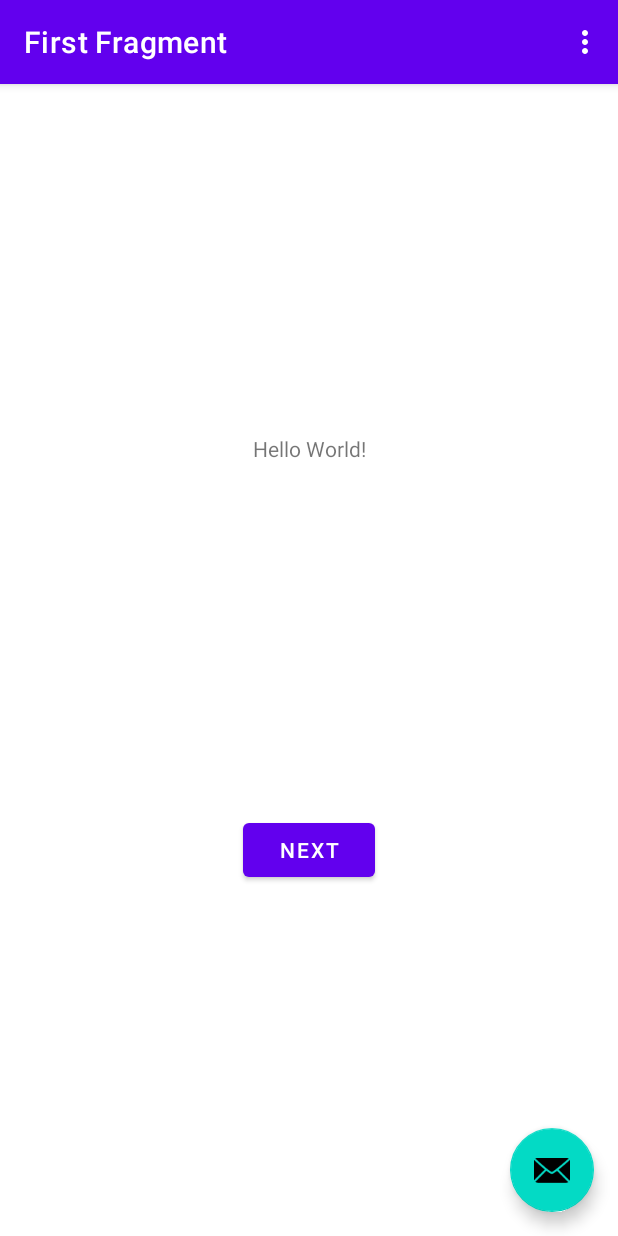
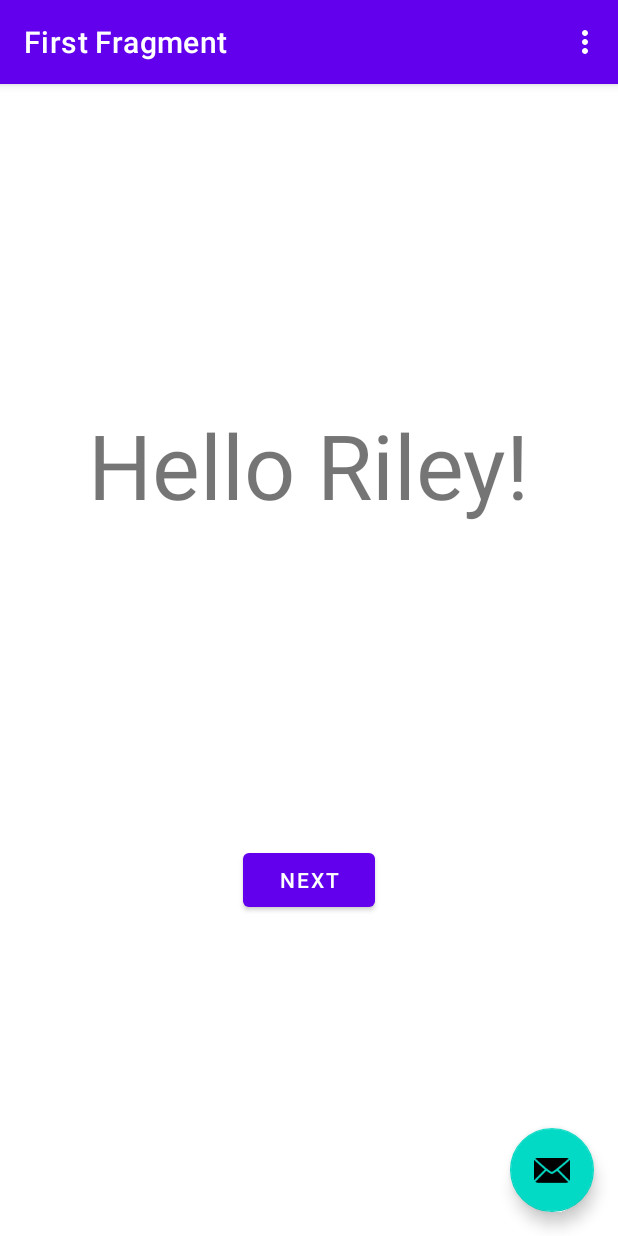
Before and after one commit to Riley-Cameron/Lab_1, an Android app: the screen it shows after launch (MainActivity), on a phone screen of 412 x 824 dp. Run offline under Robolectric (Android 15) with nearby library versions, the phone set to English and light mode, and no system bars; our stand-ins replace navigation-ui.

Commit message:
Welcome text changes

```diff
--- a/app/src/main/res/layout/fragment_first.xml
+++ b/app/src/main/res/layout/fragment_first.xml
@@ -11,12 +11,12 @@
         android:id="@+id/textview_first"
         android:layout_width="wrap_content"
         android:layout_height="wrap_content"
-        android:text="Hello World!"
-        app:layout_constraintTop_toTopOf="parent"
+        android:text="Hello Riley!"
+        android:textSize="60dp"
+        app:layout_constraintBottom_toTopOf="@id/button_first"
+        app:layout_constraintEnd_toEndOf="parent"
         app:layout_constraintStart_toStartOf="parent"
-        app:layout_constraintEnd_toEndOf="parent"
-        app:layout_constraintBottom_toTopOf="@id/button_first"
-        />
+        app:layout_constraintTop_toTopOf="parent" />
 
     <Button
         android:id="@+id/button_first"
```
